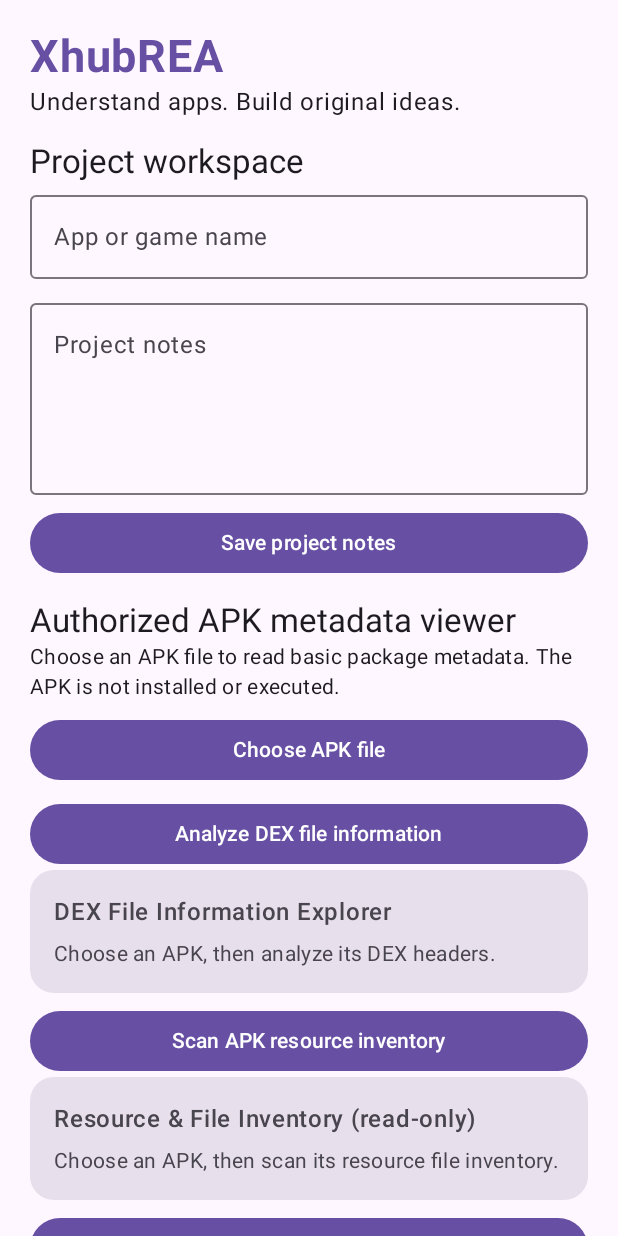
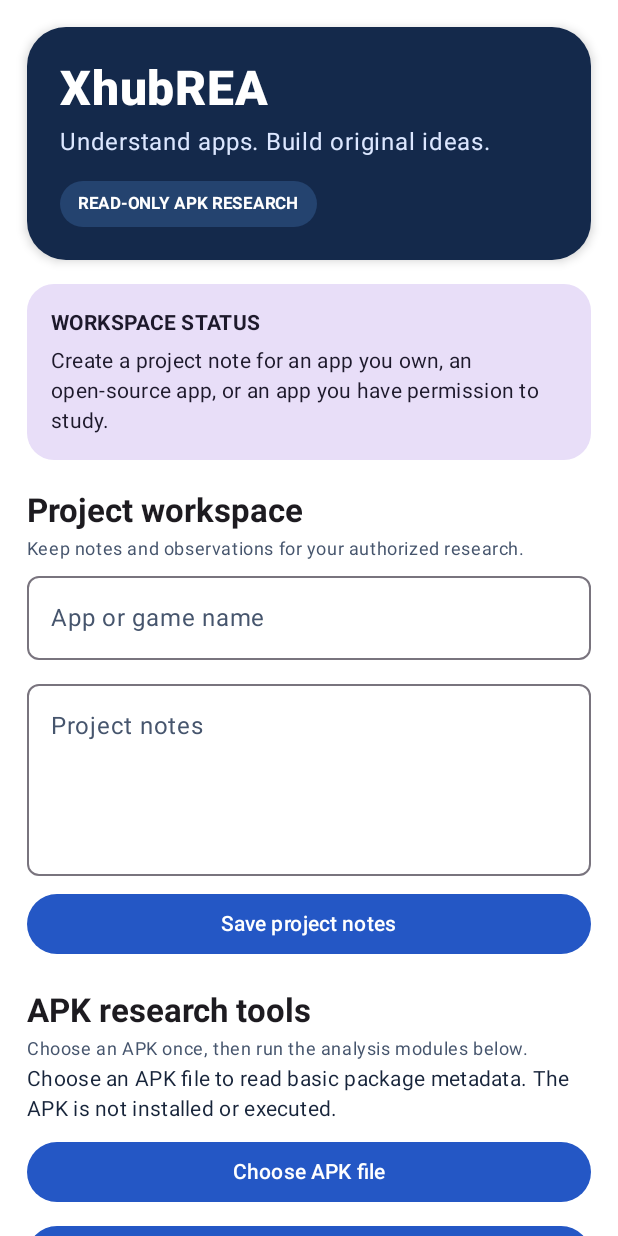
Before and after one commit to ashishxhub/XhubREA, an Android app built with Jetpack Compose: the screen it shows after launch (MainActivity), on a phone screen of 412 x 824 dp. Run offline under Robolectric (Android 15) with nearby library versions, the phone set to English and light mode, and no system bars.

Commit message:
Improve XhubREA visual hierarchy and dashboard UX

```diff
--- a/app/src/main/java/com/ashishxhub/xhubrea/MainActivity.kt
+++ b/app/src/main/java/com/ashishxhub/xhubrea/MainActivity.kt
@@ -16,6 +16,10 @@ import androidx.compose.foundation.layout.fillMaxSize
 import androidx.compose.foundation.layout.fillMaxWidth
 import androidx.compose.foundation.layout.height
 import androidx.compose.foundation.layout.padding
+import androidx.compose.foundation.layout.width
+import androidx.compose.foundation.layout.Row
+import androidx.compose.foundation.layout.fillMaxHeight
+import androidx.compose.ui.graphics.Color
 import androidx.compose.foundation.lazy.LazyColumn
 import androidx.compose.foundation.shape.RoundedCornerShape
 import androidx.compose.material3.Button
@@ -26,6 +30,8 @@ import androidx.compose.material3.OutlinedTextField
 import androidx.compose.material3.Surface
 import androidx.compose.material3.Text
 import androidx.compose.material3.lightColorScheme
+import androidx.compose.material3.Shapes
+import androidx.compose.material3.HorizontalDivider
 import androidx.compose.runtime.Composable
 import androidx.compose.runtime.getValue
 import androidx.compose.runtime.mutableStateOf
@@ -49,7 +55,25 @@ class MainActivity : ComponentActivity() {
     override fun onCreate(savedInstanceState: Bundle?) {
         super.onCreate(savedInstanceState)
         setContent {
-            MaterialTheme(colorScheme = lightColorScheme()) {
+            MaterialTheme(
+                colorScheme = lightColorScheme(
+                    primary = Color(0xFF2457C5),
+                    onPrimary = Color.White,
+                    secondary = Color(0xFF087E8B),
+                    background = Color(0xFFF5F7FC),
+                    surface = Color.White,
+                    surfaceVariant = Color(0xFFEAF0FA),
+                    onSurface = Color(0xFF17243A),
+                    onSurfaceVariant = Color(0xFF46556D)
+                ),
+                shapes = Shapes(
+                    extraSmall = RoundedCornerShape(8.dp),
+                    small = RoundedCornerShape(12.dp),
+                    medium = RoundedCornerShape(18.dp),
+                    large = RoundedCornerShape(24.dp),
+                    extraLarge = RoundedCornerShape(28.dp)
+                )
+            ) {
                 Surface(modifier = Modifier.fillMaxSize()) {
                     XhubReaDashboard()
                 }
@@ -259,22 +283,62 @@ private fun XhubReaDashboard() {
 
     LazyColumn(
         modifier = Modifier.fillMaxSize(),
-        contentPadding = PaddingValues(20.dp),
-        verticalArrangement = Arrangement.spacedBy(14.dp)    ) {
+        contentPadding = PaddingValues(start = 18.dp, top = 18.dp, end = 18.dp, bottom = 36.dp),
+        verticalArrangement = Arrangement.spacedBy(16.dp)
+    ) {
         item {
+            Card(
+                modifier = Modifier.fillMaxWidth(),
+                shape = RoundedCornerShape(26.dp),
+                colors = CardDefaults.cardColors(containerColor = Color(0xFF14294B)),
+                elevation = CardDefaults.cardElevation(defaultElevation = 4.dp)
+            ) {
+                Column(modifier = Modifier.padding(22.dp)) {
                     Text(
                         text = "XhubREA",
-                fontSize = 30.sp,
-                fontWeight = FontWeight.Bold,
-                color = MaterialTheme.colorScheme.primary
+                        fontSize = 32.sp,
+                        fontWeight = FontWeight.ExtraBold,
+                        color = Color.White
                     )
+                    Spacer(modifier = Modifier.height(4.dp))
                     Text(
                         text = "Understand apps. Build original ideas.",
-                style = MaterialTheme.typography.bodyLarge
+                        style = MaterialTheme.typography.bodyLarge,
+                        color = Color(0xFFDCE7FF)
+                    )
+                    Spacer(modifier = Modifier.height(14.dp))
+                    Surface(
+                        shape = RoundedCornerShape(50),
+                        color = Color(0xFF24436F)
+                    ) {
+                        Text(
+                            text = "READ-ONLY APK RESEARCH",
+                            modifier = Modifier.padding(horizontal = 12.dp, vertical = 7.dp),
+                            style = MaterialTheme.typography.labelSmall,
+                            color = Color.White,
+                            fontWeight = FontWeight.Bold
                         )
                     }
+                }
+            }
+        }
         item {
-            Text("Project workspace", style = MaterialTheme.typography.titleLarge)
+            Card(
+                modifier = Modifier.fillMaxWidth(),
+                shape = RoundedCornerShape(18.dp),
+                colors = CardDefaults.cardColors(containerColor = MaterialTheme.colorScheme.secondaryContainer)
+            ) {
+                Column(modifier = Modifier.padding(16.dp)) {
+                    Text("WORKSPACE STATUS", style = MaterialTheme.typography.labelLarge,
+                        color = MaterialTheme.colorScheme.onSecondaryContainer, fontWeight = FontWeight.Bold)
+                    Spacer(modifier = Modifier.height(5.dp))
+                    Text(status, style = MaterialTheme.typography.bodyMedium,
+                        color = MaterialTheme.colorScheme.onSecondaryContainer)
+                }
+            }
+        }
+        item {
+            SectionHeading(title = "Project workspace", subtitle = "Keep notes and observations for your authorized research.")
             OutlinedTextField(
                 value = target,
                 onValueChange = { target = it },
@@ -311,7 +375,7 @@ private fun XhubReaDashboard() {
             }
         }
         item {
-            Text("Authorized APK metadata viewer", style = MaterialTheme.typography.titleLarge)
+            SectionHeading(title = "APK research tools", subtitle = "Choose an APK once, then run the analysis modules below.")
             Text(
                 "Choose an APK file to read basic package metadata. The APK is not installed or executed.",
                 style = MaterialTheme.typography.bodyMedium
@@ -531,7 +595,7 @@ private fun XhubReaDashboard() {
             InfoCard(title = "Full Research Lab — code, UI, resources, game, API hints & test checks", body = fullResearchReport)
                         InfoCard(title = "APK report", body = apkReport)
             Spacer(modifier = Modifier.height(8.dp))
-            Text("APK App Information Dashboard", style = MaterialTheme.typography.titleLarge)
+            SectionHeading(title = "APK information dashboard", subtitle = "A quick summary of the selected package.")
             InfoCard(title = "App identity", body = reportSection(apkReport, "App name:"))
             InfoCard(title = "Package and version", body = reportSection(apkReport, "Package:"))
             InfoCard(title = "File size", body = reportSection(apkReport, "APK file size:"))
@@ -1206,16 +1270,44 @@ private fun reportSection(report: String, heading: String): String {
 private fun InfoCard(title: String, body: String) {
     Card(
         modifier = Modifier.fillMaxWidth(),
-        shape = RoundedCornerShape(16.dp),
-        colors = CardDefaults.cardColors(
-            containerColor = MaterialTheme.colorScheme.surfaceVariant
-        )
+        shape = RoundedCornerShape(18.dp),
+        colors = CardDefaults.cardColors(containerColor = MaterialTheme.colorScheme.surface),
+        elevation = CardDefaults.cardElevation(defaultElevation = 1.dp)
     ) {
         Column(modifier = Modifier.padding(16.dp)) {
-            Text(title, fontWeight = FontWeight.SemiBold)
-            Spacer(modifier = Modifier.height(6.dp))
-            Text(body, style = MaterialTheme.typography.bodyMedium)
+            Text(
+                title,
+                style = MaterialTheme.typography.titleSmall,
+                fontWeight = FontWeight.Bold,
+                color = MaterialTheme.colorScheme.primary
+            )
+            Spacer(modifier = Modifier.height(8.dp))
+            HorizontalDivider(color = MaterialTheme.colorScheme.surfaceVariant)
+            Spacer(modifier = Modifier.height(8.dp))
+            Text(
+                body,
+                style = MaterialTheme.typography.bodyMedium,
+                color = MaterialTheme.colorScheme.onSurface
+            )
         }
+    }
+}
+
+@Composable
+private fun SectionHeading(title: String, subtitle: String) {
+    Column(modifier = Modifier.fillMaxWidth().padding(top = 4.dp, bottom = 2.dp)) {
+        Text(
+            text = title,
+            style = MaterialTheme.typography.titleLarge,
+            fontWeight = FontWeight.Bold,
+            color = MaterialTheme.colorScheme.onBackground
+        )
+        Spacer(modifier = Modifier.height(3.dp))
+        Text(
+            text = subtitle,
+            style = MaterialTheme.typography.bodySmall,
+            color = MaterialTheme.colorScheme.onSurfaceVariant
+        )
     }
 }
 
```
Lines whose indentation alone changed are shown as unchanged.
